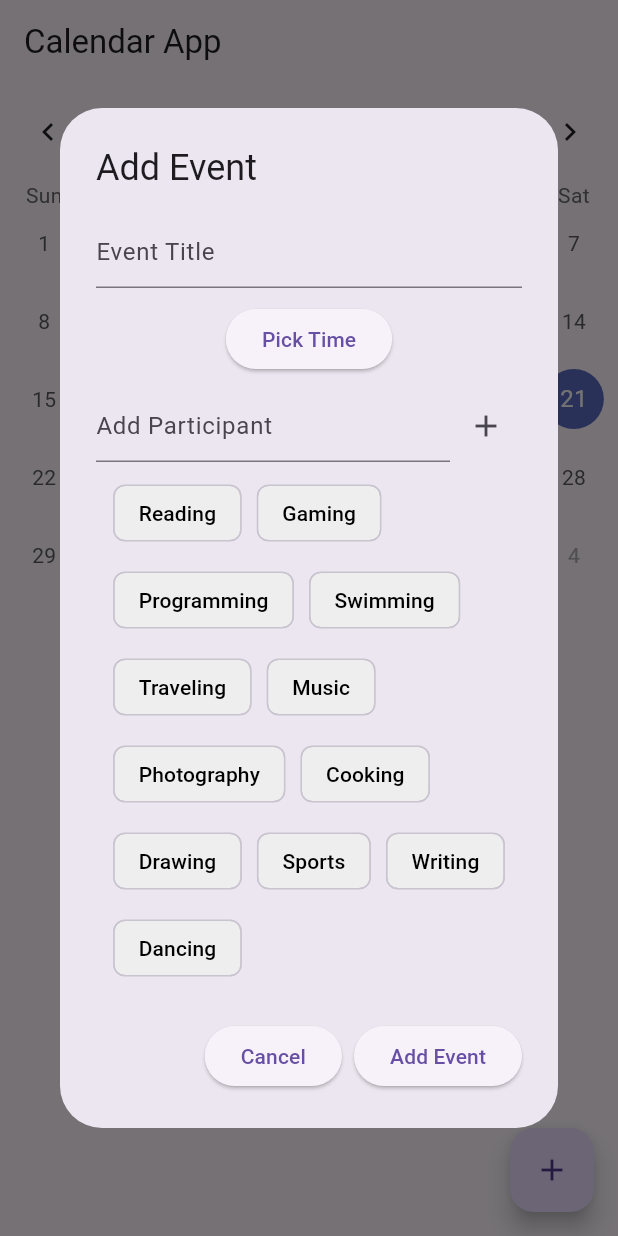
After one commit to ahmetalpsamur/Infinite-Loopers-IT-Hackathon, a Flutter app: the CalendarHomePage screen opened directly, after a tap on the "add" icon, on a phone screen of 412 x 824 dp. The commit adds this screen. Run offline on Flutter 3.47's test engine with Material 3 defaults, Android fonts, the phone set to English and light mode, and no system bars; drawn by our look-alikes of table_calendar; our stand-ins replace shared_preferences; accounts and stored records are empty.

Commit message:
Calender Page Has Been Added

```diff
--- /dev/null
+++ b/lib/page/CalenderPage.dart
@@ -0,0 +1,274 @@
+import 'package:flutter/material.dart';
+import 'package:table_calendar/table_calendar.dart';
+import 'package:shared_preferences/shared_preferences.dart';
+import 'dart:convert';
+
+class CalendarPage extends StatelessWidget {
+  @override
+  Widget build(BuildContext context) {
+    return MaterialApp(
+      debugShowCheckedModeBanner: false,
+      title: 'Calendar App',
+      theme: ThemeData(
+        primarySwatch: Colors.blue,
+      ),
+      home: CalendarHomePage(),
+    );
+  }
+}
+
+class CalendarHomePage extends StatefulWidget {
+  @override
+  _CalendarHomePageState createState() => _CalendarHomePageState();
+}
+
+class _CalendarHomePageState extends State<CalendarHomePage> {
+  CalendarFormat _calendarFormat = CalendarFormat.month;
+  Map<String, List<Map<String, dynamic>>> _events = {};
+  DateTime _selectedDate = DateTime.now();
+  List<String> hobbies = [
+    "Reading",
+    "Gaming",
+    "Programming",
+    "Swimming",
+    "Traveling",
+    "Music",
+    "Photography",
+    "Cooking",
+    "Drawing",
+    "Sports",
+    "Writing",
+    "Dancing"
+  ];
+  List<String> selectedHobbies = [];
+
+  @override
+  void initState() {
+    super.initState();
+    _loadEvents();
+  }
+
+  Future<void> _loadEvents() async {
+    SharedPreferences prefs = await SharedPreferences.getInstance();
+    String? storedEvents = prefs.getString('events');
+    if (storedEvents != null) {
+      setState(() {
+        _events = Map<String, List<Map<String, dynamic>>>.from(
+          json.decode(storedEvents) as Map<String, dynamic>,
+        );
+      });
+    }
+  }
+
+  Future<void> _saveEvents() async {
+    SharedPreferences prefs = await SharedPreferences.getInstance();
+    prefs.setString('events', json.encode(_events));
+  }
+
+  void _addEvent(String eventTitle, DateTime fullDate, List<String> participants, List<String> hobbies) {
+    String dateKey = fullDate.toIso8601String().split('T')[0];
+    if (_events[dateKey] == null) {
+      _events[dateKey] = [];
+    }
+    setState(() {
+      _events[dateKey]!.add({
+        'title': eventTitle,
+        'time': fullDate.toIso8601String(),
+        'participants': participants,
+        'hobbies': hobbies
+      });
+    });
+    _saveEvents();
+  }
+
+  void _removeEvent(String dateKey, int index) {
+    setState(() {
+      _events[dateKey]?.removeAt(index);
+    });
+    _saveEvents();
+  }
+
+  @override
+  Widget build(BuildContext context) {
+    return Scaffold(
+      appBar: AppBar(
+        title: Text('Calendar App'),
+      ),
+      body: Column(
+        children: [
+          TableCalendar(
+            focusedDay: _selectedDate,
+            firstDay: DateTime(2000),
+            lastDay: DateTime(2100),
+            calendarFormat: _calendarFormat,
+            selectedDayPredicate: (day) => isSameDay(_selectedDate, day),
+            onDaySelected: (selectedDay, focusedDay) {
+              setState(() {
+                _selectedDate = selectedDay;
+              });
+            },
+            onFormatChanged: (format) {
+              setState(() {
+                _calendarFormat = format;
+              });
+            },
+            eventLoader: (day) {
+              String dateKey = day.toIso8601String().split('T')[0];
+              return _events[dateKey]?.map((event) => event['title']).toList() ?? [];
+            },
+          ),
+          const SizedBox(height: 20),
+          Expanded(
+            child: ListView.builder(
+              itemCount: (_events[_selectedDate.toIso8601String().split('T')[0]] ?? []).length,
+              itemBuilder: (context, index) {
+                String dateKey = _selectedDate.toIso8601String().split('T')[0];
+                var event = _events[dateKey]?[index];
+                return ListTile(
+                  title: Text(event?['title'] ?? ''),
+                  subtitle: Text(
+                    "Time: ${DateTime.parse(event?['time']).hour.toString().padLeft(2, '0')}:${DateTime.parse(event?['time']).minute.toString().padLeft(2, '0')}, "
+                        "Participants: ${(event?['participants'] as List<String>).join(', ')}"
+                        "\nHobbies: ${(event?['hobbies'] as List<String>).join(', ')}",
+                  ),
+                  trailing: IconButton(
+                    icon: Icon(Icons.delete, color: Colors.red),
+                    onPressed: () => _removeEvent(dateKey, index),
+                  ),
+                );
+              },
+            ),
+          ),
+        ],
+      ),
+      floatingActionButton: FloatingActionButton(
+        onPressed: () {
+          TimeOfDay? pickedTime;
+          List<String> participants = [];
+          List<String> selectedHobbies = [];
+          TextEditingController participantController = TextEditingController();
+          TextEditingController eventTitleController = TextEditingController();
+
+          showDialog(
+            context: context,
+            builder: (context) => StatefulBuilder(
+              builder: (context, setState) => AlertDialog(
+                title: Text('Add Event'),
+                content: SingleChildScrollView(
+                  child: Column(
+                    mainAxisSize: MainAxisSize.min,
+                    children: [
+                      TextField(
+                        controller: eventTitleController,
+                        decoration: InputDecoration(hintText: 'Event Title'),
+                      ),
+                      SizedBox(height: 10),
+                      ElevatedButton(
+                        onPressed: () async {
+                          pickedTime = await showTimePicker(
+                            context: context,
+                            initialTime: TimeOfDay.now(),
+                          );
+                          setState(() {});
+                        },
+                        child: Text('Pick Time'),
+                      ),
+                      if (pickedTime != null) Text('Selected Time: ${pickedTime!.format(context)}'),
+                      SizedBox(height: 10),
+                      Row(
+                        children: [
+                          Expanded(
+                            child: TextField(
+                              controller: participantController,
+                              decoration: InputDecoration(hintText: 'Add Participant'),
+                            ),
+                          ),
+                          IconButton(
+                            icon: Icon(Icons.add),
+                            onPressed: () {
+                              if (participantController.text.isNotEmpty) {
+                                setState(() {
+                                  participants.add(participantController.text);
+                                  participantController.clear();
+                                });
+                              }
+                            },
+                          ),
+                        ],
+                      ),
+                      if (participants.isNotEmpty)
+                        Column(
+                          crossAxisAlignment: CrossAxisAlignment.start,
+                          children: [
+                            SizedBox(height: 10),
+                            Text('Participants:'),
+                            ...participants.map((p) => Text('- $p')),
+                          ],
+                        ),
+                      SizedBox(height: 10),
+                      Wrap(
+                        spacing: 10,
+                        runSpacing: 10,
+                        children: hobbies.map((hobby) {
+                          final isSelected = selectedHobbies.contains(hobby);
+                          return ChoiceChip(
+                            label: Text(hobby),
+                            selected: isSelected,
+                            labelStyle: TextStyle(
+                              color: isSelected ? Colors.white : Colors.black,
+                            ),
+                            selectedColor: Colors.blue,
+                            backgroundColor: Colors.grey[200],
+                            onSelected: (bool selected) {
+                              setState(() {
+                                if (selected) {
+                                  selectedHobbies.add(hobby);
+                                } else {
+                                  selectedHobbies.remove(hobby);
+                                }
+                              });
+                            },
+                          );
+                        }).toList(),
+                      ),
+                    ],
+                  ),
+                ),
+                actions: [
+                  ElevatedButton(
+                    onPressed: () {
+                      Navigator.pop(context);
+                    },
+                    child: Text('Cancel'),
+                  ),
+                  ElevatedButton(
+                    onPressed: () {
+                      String eventTitle = eventTitleController.text;
+                      if (pickedTime != null && eventTitle.isNotEmpty) {
+                        DateTime eventDateTime = DateTime(
+                          _selectedDate.year,
+                          _selectedDate.month,
+                          _selectedDate.day,
+                          pickedTime!.hour,
+                          pickedTime!.minute,
+                        );
+                        _addEvent(eventTitle, eventDateTime, participants, selectedHobbies);
+                        Navigator.pop(context);
+                      } else {
+                        ScaffoldMessenger.of(context).showSnackBar(
+                          SnackBar(content: Text('Please enter an event title and pick a time.')),
+                        );
+                      }
+                    },
+                    child: Text('Add Event'),
+                  ),
+                ],
+              ),
+            ),
+          );
+        },
+        child: Icon(Icons.add),
+      ),
+    );
+  }
+}
--- a/pubspec.yaml
+++ b/pubspec.yaml
@@ -31,6 +31,7 @@ dependencies:
   flutter:
     sdk: flutter
   shared_preferences: ^2.0.18
+  table_calendar: ^3.0.9
 
   # The following adds the Cupertino Icons font to your application.
   # Use with the CupertinoIcons class for iOS style icons.
```
Also changed, not shown: lib/page/MyHomePage.dart (+7 -1 lines), pubspec.lock.
